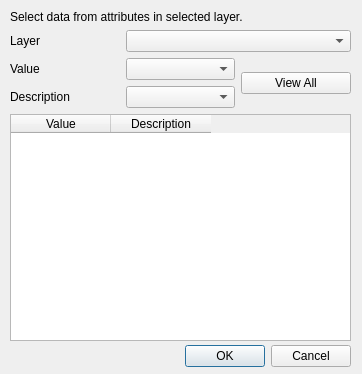
kadas-albireo/kadas-albireo, file src/ui/qgsattributeloadfrommap.ui: the form before one commit.
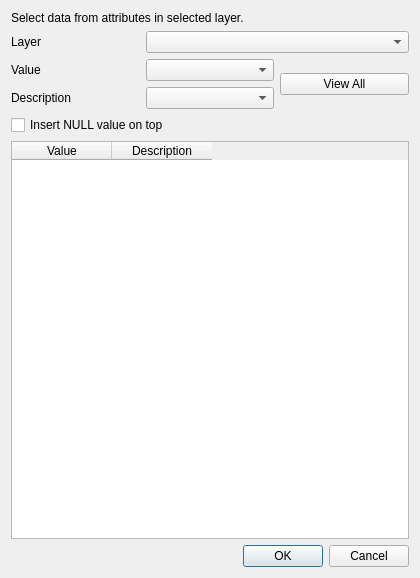
The form after the commit.

Commit message: Add option to insert a NULL value in a value map when loaded from layer

What changed in the file:
```diff
--- a/src/ui/qgsattributeloadfrommap.ui
+++ b/src/ui/qgsattributeloadfrommap.ui
@@ -6,38 +6,15 @@
    <rect>
     <x>0</x>
     <y>0</y>
-    <width>362</width>
-    <height>374</height>
+    <width>420</width>
+    <height>578</height>
    </rect>
   </property>
   <property name="windowTitle">
    <string>Load values from layer</string>
   </property>
-  <widget class="QDialogButtonBox" name="buttonBox">
-   <property name="geometry">
-    <rect>
-     <x>10</x>
-     <y>340</y>
-     <width>341</width>
-     <height>32</height>
-    </rect>
-   </property>
-   <property name="orientation">
-    <enum>Qt::Horizontal</enum>
-   </property>
-   <property name="standardButtons">
-    <set>QDialogButtonBox::Cancel|QDialogButtonBox::Ok</set>
-   </property>
-  </widget>
-  <widget class="QWidget" name="gridLayoutWidget">
-   <property name="geometry">
-    <rect>
-     <x>10</x>
-     <y>10</y>
-     <width>341</width>
-     <height>331</height>
-    </rect>
-   </property>
+  <layout class="QVBoxLayout" name="verticalLayout">
+   <item>
    <layout class="QGridLayout" name="gridLayout">
     <item row="1" column="0">
      <widget class="QLabel" name="layerLabel">
@@ -97,8 +74,26 @@
     <item row="3" column="1">
      <widget class="QComboBox" name="keyComboBox"/>
     </item>
-   </layout>
-  </widget>
+     <item row="4" column="0" colspan="2">
+      <widget class="QCheckBox" name="nullCheckBox">
+       <property name="text">
+        <string>Insert NULL value on top</string>
+       </property>
+      </widget>
+     </item>
+    </layout>
+   </item>
+   <item>
+    <widget class="QDialogButtonBox" name="buttonBox">
+     <property name="orientation">
+      <enum>Qt::Horizontal</enum>
+     </property>
+     <property name="standardButtons">
+      <set>QDialogButtonBox::Cancel|QDialogButtonBox::Ok</set>
+     </property>
+    </widget>
+   </item>
+  </layout>
  </widget>
  <tabstops>
   <tabstop>layerComboBox</tabstop>
```
Lines whose indentation alone changed are shown as unchanged. The commit also changes 5 other files.
